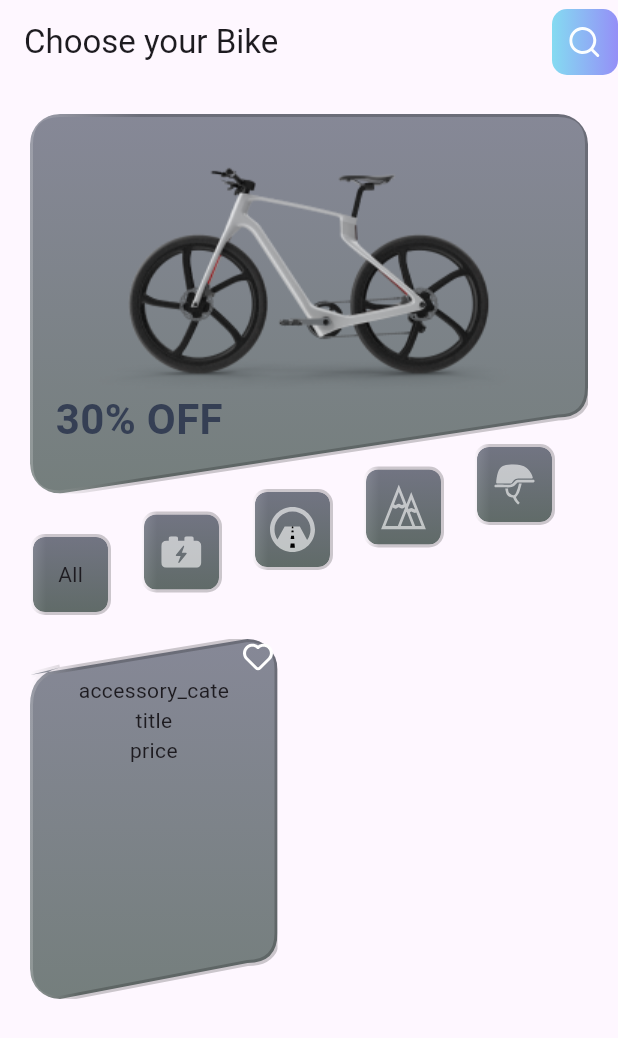
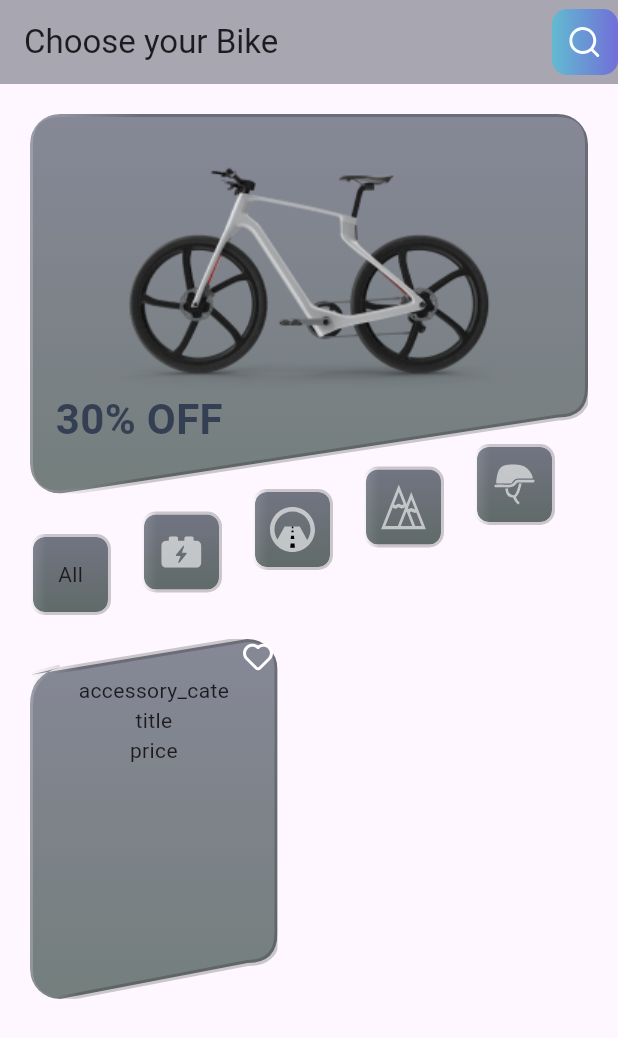
Before and after one commit to Ameen-amn/royal_class_machine_test, a Flutter app: the screen it shows after launch, on a phone screen of 412 x 824 dp. Shown: the top 1038 px of the screen. Run offline on Flutter 3.47's test engine with Material 3 defaults, Android fonts, the phone set to English and light mode, and no system bars; our stand-ins replace flutter_svg.

Commit message:
feature: ui changes

```diff
--- a/lib/presentation/home_screen/home_screen.dart
+++ b/lib/presentation/home_screen/home_screen.dart
@@ -12,20 +12,20 @@ class HomeScreen extends StatelessWidget {
   Widget build(BuildContext context) {
     return Scaffold(
       appBar: AppBar(
+        backgroundColor: ColorConstants.kBackgroundColor,
         title: const Text('Choose your Bike'),
         actions: [
           CustomIconButton(icon: ImageConstants.kSearchIcon, onTap: () {})
         ],
       ),
-      body: Padding(
-        padding: const EdgeInsets.all(20.0),
+      body: const Padding(
+        padding: EdgeInsets.all(20.0),
         child: SingleChildScrollView(
           child: Column(
             crossAxisAlignment: CrossAxisAlignment.start,
             children: [
               CarouselCard(),
-              //CategoryBar(),
-              const ItemCard(),
+              ItemCard(),
             ],
           ),
         ),
```
Also changed, not shown: pubspec.yaml (+5 -5 lines).
